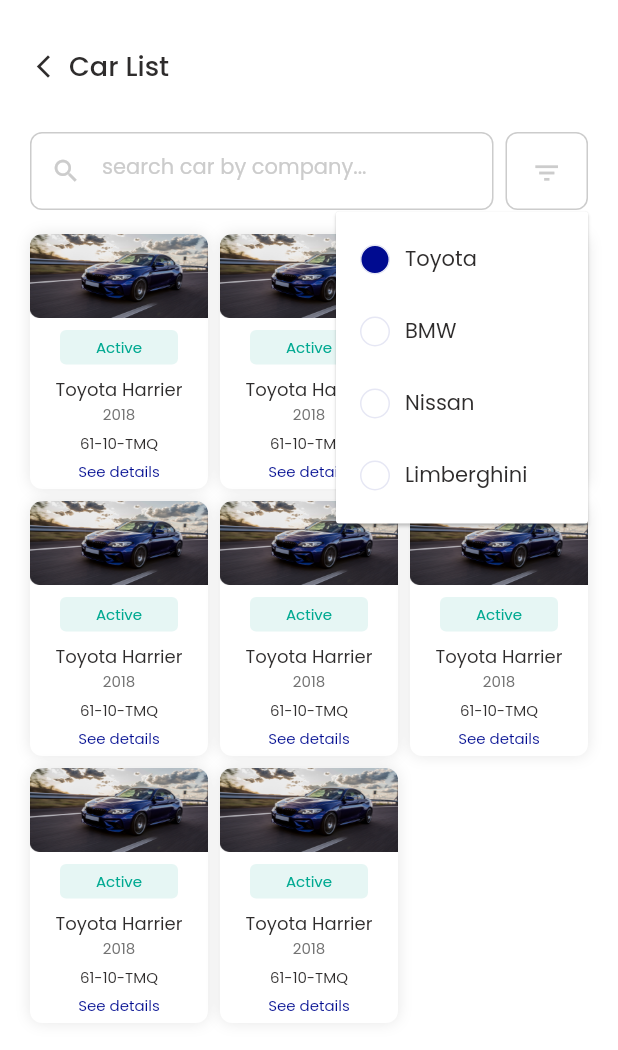
After one commit to bdCalling-Sdt-hub/Renti-Host, a Flutter app: the CarListScreen screen opened by its route, after a tap on the "filter list" icon, on a phone screen of 412 x 824 dp. The commit adds this screen. Shown: the top 1050 px of the screen. Run offline on Flutter 3.47's test engine with Material 2 defaults, Android fonts, the phone set to English and light mode, and no system bars; our stand-ins replace dotted_border, dropdown_button2, flutter_rating_bar, flutter_slidable, flutter_svg, get and 4 more.

Commit message:
fix Car List Screen

```diff
--- a/lib/core/route/app_route.dart
+++ b/lib/core/route/app_route.dart
@@ -12,6 +12,7 @@
 import 'package:renti_host/view/screens/auth/signin/sign_in_screen.dart';
 import 'package:renti_host/view/screens/auth/signup/sign_up_screen.dart';
 import 'package:renti_host/view/screens/auth/signup_continue/sign_up_continue.dart';
+import 'package:renti_host/view/screens/car_list/car_list_screen.dart';
 import 'package:renti_host/view/screens/message/messages/messages_screen.dart';
 import 'package:renti_host/view/screens/navbar/custom_navbar.dart';
 import 'package:renti_host/view/screens/profile/profile_screen.dart';
@@ -44,6 +45,7 @@
   static const String searchScreen = "/search_screen";
   static const String addCarsScreens = "/add_cars_screen";
   static const String addCarSpecialScreens = "/add_car_special_screen";
+  static const String seeAllCarList = "/car_list_screen";
 
   //Rent Request and Inner Screens Path Strings
   static const String rentScreen = "/user_request_screen";
@@ -79,6 +81,7 @@
     GetPage(name: searchScreen, page: ()=> const SearchScreen()),
     GetPage(name: addCarsScreens, page: ()=> const AddCarsScreen()),
     GetPage(name: addCarSpecialScreens, page: ()=> const AddCarSpecialScreen()),
+    GetPage(name: seeAllCarList, page: ()=> const CarListScreen()),
 
     //Rent Request and Inner Screens
     GetPage(name: rentScreen, page: ()=> const UserRequestScreen()),
--- a/lib/utils/app_static_strings.dart
+++ b/lib/utils/app_static_strings.dart
@@ -165,6 +165,13 @@
   static const String gearType = "Gear Type";
   static const String enterGearType = "Enter gear type";
 
+  //Car List Screen All Strings
+  static const String searchCarBy = "search car by company...";
+  static const String seeDetails = "See details";
+
+
+
+
   //Rent Request Screen All Strings
   static const String usersRequest = "Users Request";
   static const String cancel = "Cancel";
--- a/lib/view/screens/ home/home_screen.dart
+++ b/lib/view/screens/ home/home_screen.dart
@@ -116,7 +116,7 @@
         ),
         body: LayoutBuilder(
           builder: (BuildContext context, BoxConstraints constraints) {
-            return  SingleChildScrollView(
+            return SingleChildScrollView(
               physics: const BouncingScrollPhysics(),
               padding: const EdgeInsets.symmetric(horizontal: 20, vertical: 24),
               child: Column(
@@ -125,7 +125,7 @@
                 children: [
                   const HomeTopSection(),
 
-                  const SizedBox(height: 80),
+                  /*const SizedBox(height: 80),
                   const CustomImage(
                       imageSrc: AppImages.adminApprovalImage,
                       imageType: ImageType.png),
@@ -154,19 +154,28 @@
                         ),
                       ],
                     ),
-                  ),
+                  ),*/
 
                   //This is the car list section... If host have previous car data that will Show here otherwise the screen show to Add New Car
-                  /*const SizedBox(height: 16),
-                  const Row(
+                  const SizedBox(height: 16),
+                  Row(
                     mainAxisAlignment: MainAxisAlignment.spaceBetween,
                     crossAxisAlignment: CrossAxisAlignment.center,
                     children: [
-                      CustomText(text: AppStaticStrings.carsList, fontWeight: FontWeight.w600),
-                      CustomText(text: AppStaticStrings.seeAll, color: AppColors.blueNormal),
+                      const CustomText(
+                          text: AppStaticStrings.carsList,
+                          fontWeight: FontWeight.w600),
+                      GestureDetector(
+                        onTap: () {
+                          Get.toNamed(AppRoute.seeAllCarList);
+                        },
+                        child: const CustomText(
+                            text: AppStaticStrings.seeAll,
+                            color: AppColors.blueNormal),
+                      ),
                     ],
                   ),
-                  const HomeCarList()*/
+                  const HomeCarList()
                 ],
               ),
             );
--- /dev/null
+++ b/lib/view/screens/car_list/car_list_screen.dart
@@ -0,0 +1,109 @@
+import 'package:flutter/material.dart';
+import 'package:renti_host/utils/app_colors.dart';
+import 'package:renti_host/utils/app_images.dart';
+import 'package:renti_host/utils/app_static_strings.dart';
+import 'package:renti_host/view/screens/car_list/inner_widgets/search_filter.dart';
+import 'package:renti_host/view/widgets/appbar/custom_appbar.dart';
+import 'package:renti_host/view/widgets/back/custom_back.dart';
+import 'package:renti_host/view/widgets/text/custom_text.dart';
+
+class CarListScreen extends StatefulWidget {
+  const CarListScreen({super.key});
+
+  @override
+  State<CarListScreen> createState() => _CarListScreenState();
+}
+
+class _CarListScreenState extends State<CarListScreen> {
+  @override
+  Widget build(BuildContext context) {
+    return SafeArea(
+      top: true,
+      child: Scaffold(
+        backgroundColor: AppColors.whiteLight,
+        appBar: const CustomAppBar(
+          appBarContent: CustomBack(text: AppStaticStrings.carList, color: AppColors.blackNormal),),
+        body: Padding(
+          padding: const EdgeInsets.symmetric(vertical: 24),
+          child: Column(
+            children: [
+              const SearchFilter(),
+              const SizedBox(height: 16),
+              Expanded(
+                child: SingleChildScrollView(
+                  padding: const EdgeInsets.only(left: 20,right: 20,bottom: 24),
+                  child: GridView.builder(
+                    shrinkWrap: true,
+                    physics: const NeverScrollableScrollPhysics(),
+                    itemCount: 8,
+                    gridDelegate:
+                        const SliverGridDelegateWithFixedCrossAxisCount(
+                            crossAxisCount: 3,
+                            crossAxisSpacing: 8,
+                            mainAxisSpacing: 8,
+                            mainAxisExtent: 170),
+                    itemBuilder: (context, index) => Container(
+                      decoration: BoxDecoration(
+                        color: AppColors.whiteLight,
+                        borderRadius: BorderRadius.circular(8),
+                        boxShadow: const [
+                          BoxShadow(
+                            color: AppColors.shadowColor,
+                            blurRadius: 8,
+                            offset: Offset(0, 0),
+                            spreadRadius: 0,
+                          ),
+                        ],
+                      ),
+                      child: Column(
+                        children: [
+                          Container(
+                            height: 56,
+                            decoration: const BoxDecoration(
+                              borderRadius: BorderRadius.only(
+                                bottomLeft: Radius.zero,
+                                bottomRight: Radius.zero,
+                                topLeft: Radius.circular(8),
+                                topRight: Radius.circular(8),
+                              ),
+                              image: DecorationImage(
+                                  image: AssetImage(AppImages.blueCar),
+                                  fit: BoxFit.fill),
+                            ),
+                          ),
+                          Column(
+                            crossAxisAlignment: CrossAxisAlignment.center,
+                            children: [
+                              Container(
+                                margin: const EdgeInsets.symmetric(vertical: 8,horizontal: 20),
+                                padding: const EdgeInsets.symmetric(
+                                    vertical: 4, horizontal: 4),
+                                alignment: Alignment.center,
+                                decoration: BoxDecoration(
+                                  color: AppColors.greenLight,
+                                  borderRadius: BorderRadius.circular(4),
+                                ),
+                                child: const CustomText(
+                                    text: AppStaticStrings.active,
+                                    color: AppColors.greenNormal,
+                                    fontSize: 10),
+                              ),
+                              const CustomText(text: "Toyota Harrier",fontSize: 12),
+                              const CustomText(text: "2018",fontSize: 10,color: AppColors.whiteDarkActive),
+                              const CustomText(text: "61-10-TMQ",fontSize: 10,top: 4,bottom: 4),
+                              const CustomText(text: AppStaticStrings.seeDetails,fontSize: 10,color: AppColors.blueNormal),
+                            ],
+                          ),
+                        ],
+                      ),
+                    ),
+                  ),
+                ),
+              ),
+            ],
+          ),
+        ),
+      ),
+    );
+  }
+}
--- /dev/null
+++ b/lib/view/screens/car_list/inner_widgets/custom_popup_menu.dart
@@ -0,0 +1,68 @@
+import 'package:flutter/material.dart';
+import 'package:renti_host/utils/app_colors.dart';
+import 'package:renti_host/view/widgets/text/custom_text.dart';
+
+class CustomPopupMenu extends StatefulWidget {
+  const CustomPopupMenu({
+    super.key,
+  });
+
+  @override
+  State<CustomPopupMenu> createState() => _PopupMenuButtonState();
+}
+
+class _PopupMenuButtonState extends State<CustomPopupMenu> {
+  List carModel = ["Toyota", "BMW", "Nissan", "Limberghini"];
+  int selectedItem = 0;
+
+  @override
+  Widget build(BuildContext context) {
+    return PopupMenuButton(
+      position: PopupMenuPosition.under,
+      elevation: 1,color: AppColors.whiteLight,
+      offset: const Offset(0, 1),
+      itemBuilder: (context) {
+        return List.generate(
+          carModel.length,
+          (index) {
+            return PopupMenuItem(
+              child: Row(
+                children: [
+                  Container(
+                    height: 20,
+                    width: 20,
+                    decoration: BoxDecoration(
+                        shape: BoxShape.circle,
+                        color: index == selectedItem
+                            ? AppColors.blueNormal
+                            : AppColors.whiteLight,
+                        border: Border.all(
+                            color: AppColors.blueLight, width: 1),
+                        ),
+                  ),
+                  const SizedBox(width: 10),
+                  CustomText(text:
+                    carModel[index],
+                  ),
+                ],
+              ),
+            );
+          },
+        );
+      },
+      child: Container(
+        padding: const EdgeInsetsDirectional.all(16),
+        decoration: BoxDecoration(
+          color: AppColors.whiteLight,
+          borderRadius: BorderRadius.circular(8),
+          border: Border.all(color: AppColors.whiteNormalActive, width: 1),
+        ),
+        child: const Icon(
+          Icons.filter_list_outlined,
+          color: AppColors.whiteNormalActive,
+          size: 20,
+        ),
+      ),
+    );
+  }
+}
--- /dev/null
+++ b/lib/view/screens/car_list/inner_widgets/search_filter.dart
@@ -0,0 +1,54 @@
+import 'package:flutter/material.dart';
+import 'package:google_fonts/google_fonts.dart';
+import 'package:renti_host/utils/app_colors.dart';
+import 'package:renti_host/utils/app_static_strings.dart';
+import 'package:renti_host/view/screens/car_list/inner_widgets/custom_popup_menu.dart';
+
+class SearchFilter extends StatefulWidget {
+  const SearchFilter({super.key});
+
+  @override
+  State<SearchFilter> createState() => _SearchFilterState();
+}
+
+class _SearchFilterState extends State<SearchFilter> {
+  @override
+  Widget build(BuildContext context) {
+    return  Container(
+      height: 52,
+      padding: const EdgeInsets.symmetric(horizontal: 20),
+      child: Row(
+        children: [
+          Expanded(
+            child: TextFormField(
+              cursorColor: AppColors.blackNormal,
+              showCursor: true,
+              style: GoogleFonts.poppins(fontSize: 14,fontWeight: FontWeight.w400,color: AppColors.blackNormal),
+              decoration: InputDecoration(
+                prefixIcon: const Icon(Icons.search_outlined,size: 20,color: AppColors.whiteNormalActive),
+                hintText: AppStaticStrings.searchCarBy,
+                hintStyle: AppStaticStrings.hintStyle,
+                border: OutlineInputBorder(
+                    borderRadius: BorderRadius.circular(8)
+                ),
+                enabledBorder: OutlineInputBorder(
+                    borderRadius: BorderRadius.circular(8),
+                    borderSide: const BorderSide(color: AppColors.whiteNormalActive,width: 1)
+                ),
+                focusedBorder: OutlineInputBorder(
+                  borderRadius: BorderRadius.circular(8),
+                  borderSide: const BorderSide(color: AppColors.whiteNormalActive,width: 1),
+                ),
+              ),
+            ),
+          ),
+          const SizedBox(width: 8),
+          const SizedBox(
+            width: 55,
+            child: CustomPopupMenu(),
+          ),
+        ],
+      ),
+    );
+  }
+}
--- a/lib/view/screens/rent_request/user_request/user_request_screen.dart
+++ b/lib/view/screens/rent_request/user_request/user_request_screen.dart
@@ -6,6 +6,7 @@
 import 'package:renti_host/view/screens/rent_request/user_request/inner_widgets/user_request_card.dart';
 import 'package:renti_host/view/widgets/appbar/custom_appbar.dart';
 import 'package:renti_host/view/widgets/back/custom_back.dart';
+import 'package:renti_host/view/widgets/text/custom_text.dart';
 
 class UserRequestScreen extends StatefulWidget {
   const UserRequestScreen({super.key});
@@ -23,9 +24,7 @@
         extendBody: true,
         backgroundColor: AppColors.whiteLight,
         appBar: const CustomAppBar(
-          appBarContent: CustomBack(
-              text: AppStaticStrings.usersRequest,
-              color: AppColors.blackNormal),
+          appBarContent: CustomText(text: AppStaticStrings.usersRequest,fontSize: 18,fontWeight: FontWeight.w600),
         ),
         body: LayoutBuilder(
           builder: (context, constraint) {
```
